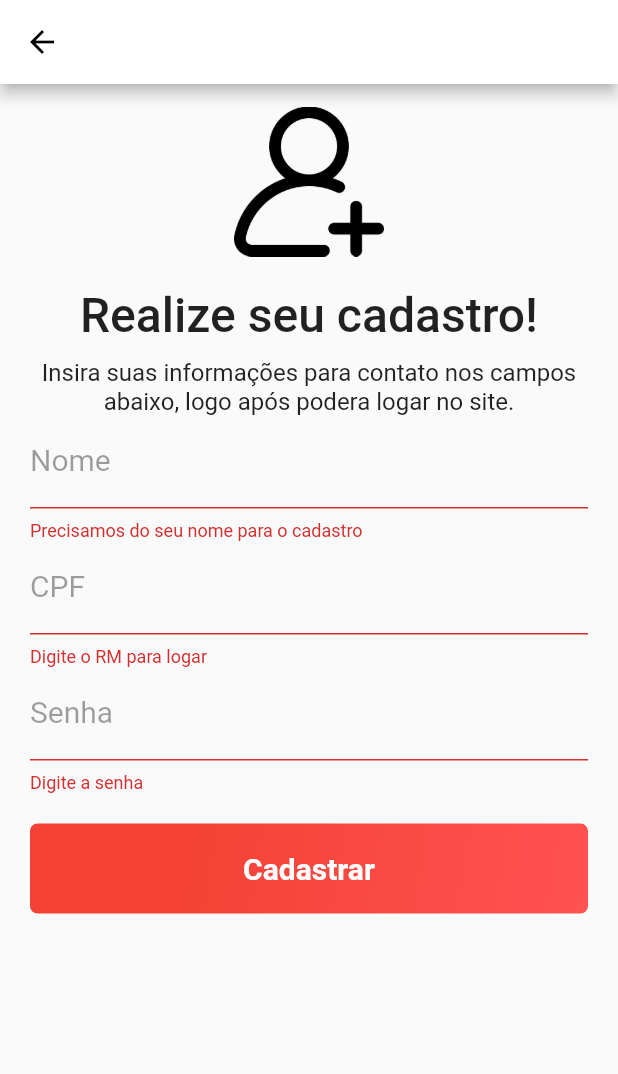
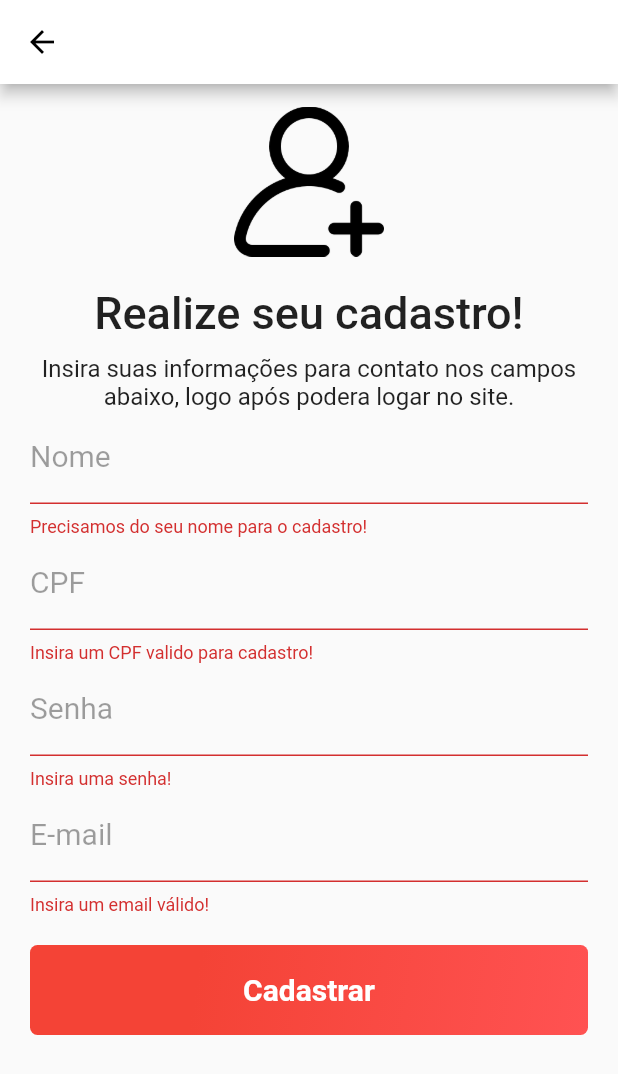
Before and after one commit to Math-Barros/project_mpsp, a Flutter app: the screen it shows after launch, after a tap on "Não possui uma conta? Cadastre-se!", after a tap on "Cadastrar", on a phone screen of 412 x 824 dp. Shown: the top 1074 px of the screen. Run offline on Flutter 3.47's test engine with Material 2 defaults, Android fonts, the phone set to English and light mode, and no system bars; our stand-ins replace sqflite; accounts and stored records are empty; Roboto replaces fonts that are missing (Montserrat).

Commit message:
atualização e implementação do email

```diff
--- a/lib/models/usuario_model.dart
+++ b/lib/models/usuario_model.dart
@@ -4,11 +4,13 @@ class UsuarioModel {
   String cpf;
   String nome;
   String senha;
+  String email;
 
   UsuarioModel({
     this.cpf,
     this.nome,
     this.senha,
+    this.email,
   });
 
   factory UsuarioModel.fromJson(String str) =>
@@ -20,11 +22,13 @@ class UsuarioModel {
         cpf: json["cpf"],
         nome: json["nome"],
         senha: json["senha"],
+        email: json["email"],
       );
 
   Map<String, dynamic> toMap() => {
         "cpf": cpf,
         "nome": nome,
         "senha": senha,
+        "email": email,
       };
 }
--- a/lib/repository/usuario_repository.dart
+++ b/lib/repository/usuario_repository.dart
@@ -18,6 +18,7 @@ class UsuarioRepository {
         "cpf",
         "nome",
         "senha",
+        "email",
       ],
     );
 
--- a/lib/screens/cadastro_screen.dart
+++ b/lib/screens/cadastro_screen.dart
@@ -61,7 +61,7 @@ class _CadastroScreenState extends State<CadastroScreen> {
                     Text(
                       "Realize seu cadastro!",
                       style: TextStyle(
-                        fontSize: 32,
+                        fontSize: 30,
                         fontWeight: FontWeight.w500,
                       ),
                     ),
@@ -92,7 +92,7 @@ class _CadastroScreenState extends State<CadastroScreen> {
                       ),
                       validator: (value) {
                         if (value.isEmpty) {
-                          return 'Precisamos do seu nome para o cadastro';
+                          return 'Precisamos do seu nome para o cadastro!';
                         }
                         return null;
                       },
@@ -113,7 +113,7 @@ class _CadastroScreenState extends State<CadastroScreen> {
                       ),
                       validator: (value) {
                         if (value.isEmpty) {
-                          return 'Digite o RM para logar';
+                          return 'Insira um CPF valido para cadastro!';
                         }
                         return null;
                       },
@@ -121,6 +121,7 @@ class _CadastroScreenState extends State<CadastroScreen> {
                         usuarioModel.cpf = value;
                       },
                     ),
+
                     TextFormField(
                       // autofocus: true,
                       keyboardType: TextInputType.text,
@@ -135,12 +136,33 @@ class _CadastroScreenState extends State<CadastroScreen> {
                       ),
                       validator: (value) {
                         if (value.isEmpty) {
-                          return 'Digite a senha';
+                          return 'Insira uma senha!';
                         }
                         return null;
                       },
                       onSaved: (value) {
                         usuarioModel.senha = value;
+                      },
+                    ),
+
+                    TextFormField(
+                      keyboardType: TextInputType.emailAddress,
+                      decoration: InputDecoration(
+                        labelText: "E-mail",
+                        labelStyle: TextStyle(
+                          color: Colors.black38,
+                          fontWeight: FontWeight.w400,
+                          fontSize: 20,
+                        ),
+                      ),
+                      validator: (value) {
+                        if (value.isEmpty) {
+                          return 'Insira um email válido!';
+                        }
+                        return null;
+                      },
+                      onSaved: (value) {
+                        usuarioModel.email = value;
                       },
                     ),
                     SizedBox(
--- a/lib/screens/login_screen.dart
+++ b/lib/screens/login_screen.dart
@@ -67,6 +67,8 @@ class _LoginScreenState extends State<LoginScreen> {
                         validator: (value) {
                           if (value.isEmpty) {
                             return 'Insira seu CPF para logar!';
+                          } else if (value != usuarioModel.cpf) {
+                            return 'Este CPF está invalido!';
                           }
                           return null;
                         },
@@ -91,6 +93,8 @@ class _LoginScreenState extends State<LoginScreen> {
                         validator: (value) {
                           if (value.isEmpty) {
                             return 'Digite sua senha para logar!';
+                          } else if (value != usuarioModel.senha) {
+                            return 'Sua senha está errada!';
                           }
                           return null;
                         },
--- a/pubspec.yaml
+++ b/pubspec.yaml
@@ -44,6 +44,5 @@ flutter:
   # To add assets to your application, add an assets section, like this:
   assets:
     - assets/logo-mpsp.jpg
-    - assets/profile-picture.png
     - assets/reset-password-icon.png
     - assets/social.png
```
Also changed, not shown: lib/database/database_helper.dart (+21 -8 lines), assets/profile-picture.png (deleted).
